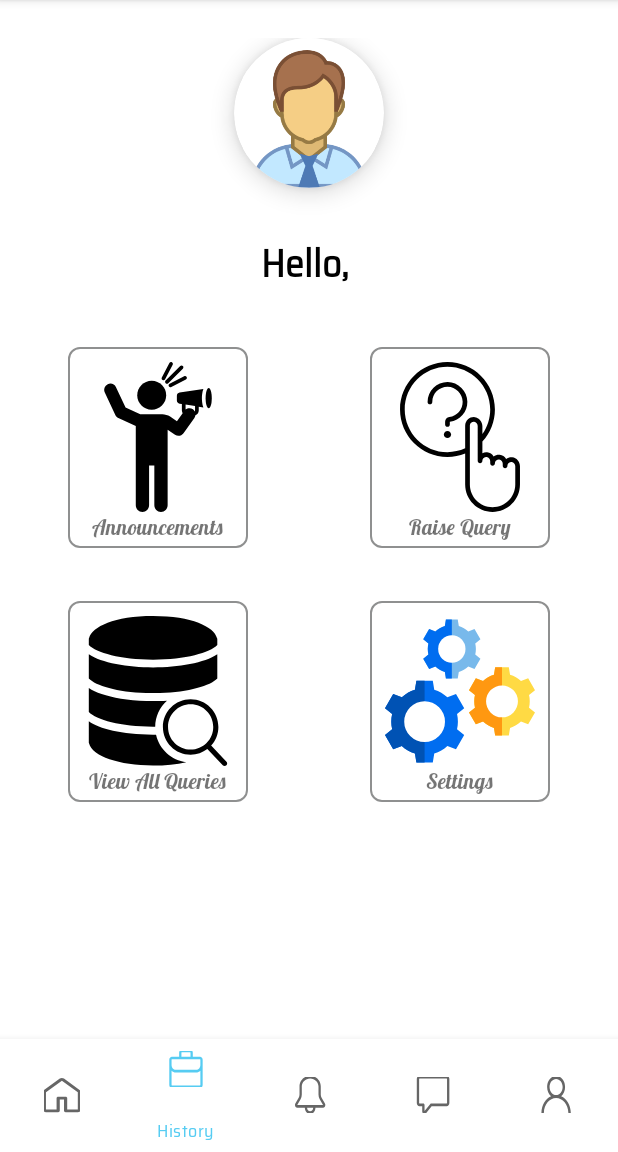
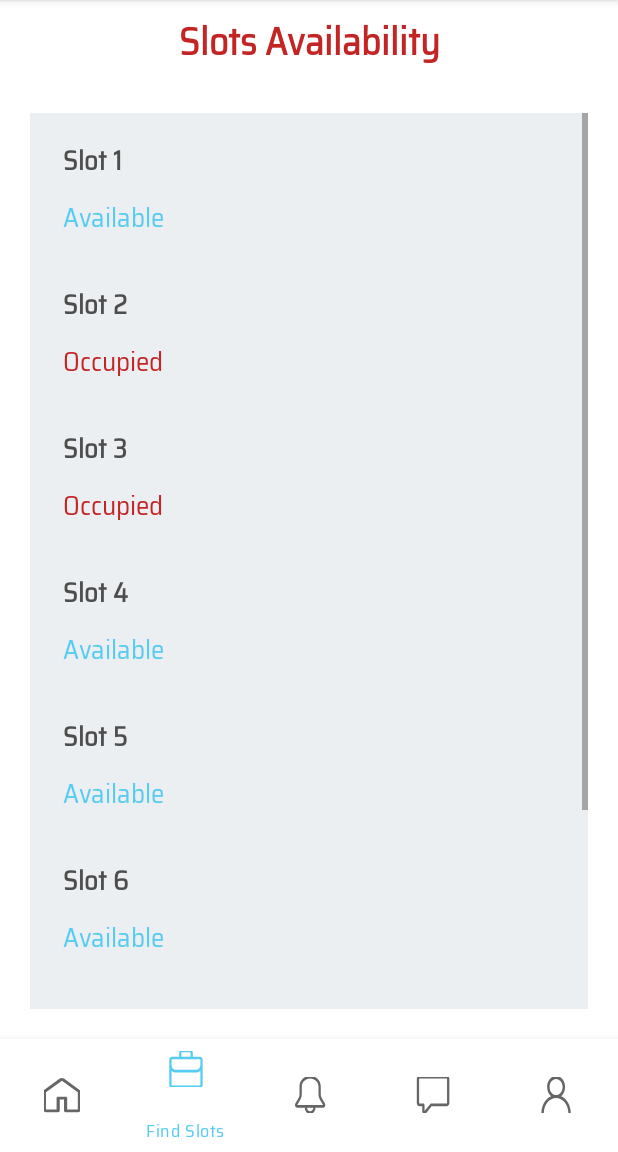
Before and after one commit to shivamsharma01/ParkMe, an Android app: the MainActivity screen opened directly, with no data from a screen before it, item 2 of the bottom bar chosen, on a phone screen of 412 x 824 dp, the part 84-1236 px from its top. Run offline under Robolectric (Android 15) with nearby library versions, the phone set to English and light mode, and no system bars; our stand-ins replace Volley; network calls fail.

Commit message:
Parking Slot Booking UI

```diff
--- /dev/null
+++ b/app/src/main/java/com/android/parkme/common/FindSlotsFragment.java
@@ -0,0 +1,155 @@
+package com.android.parkme.common;
+
+import android.app.AlertDialog;
+import android.content.Context;
+import android.content.DialogInterface;
+import android.os.Bundle;
+import android.view.LayoutInflater;
+import android.view.View;
+import android.view.ViewGroup;
+import android.widget.AdapterView;
+import android.widget.ArrayAdapter;
+import android.widget.ListView;
+import android.widget.TextView;
+import android.widget.Toast;
+
+import androidx.annotation.NonNull;
+import androidx.appcompat.app.AppCompatActivity;
+import androidx.core.content.ContextCompat;
+import androidx.fragment.app.Fragment;
+import androidx.recyclerview.widget.LinearLayoutManager;
+import androidx.recyclerview.widget.RecyclerView;
+
+import com.android.parkme.R;
+import java.util.ArrayList;
+import java.util.Arrays;
+import java.util.Collections;
+import java.util.Date;
+
+public class FindSlotsFragment extends Fragment {
+    private static final String TAG = "FindSlotsFragment";
+    RecyclerView recyclerView;
+    ArrayList<String> SlotsNumbers;
+    ArrayList<String> SlotsAvailability;
+
+    @Override
+    public void onCreate(Bundle savedInstanceState) {
+        super.onCreate(savedInstanceState);
+    }
+
+    @Override
+    public View onCreateView(LayoutInflater inflater, ViewGroup container, Bundle savedInstanceState) {
+        // Inflate the layout for this fragment
+        View view = inflater.inflate(R.layout.fragment_find_slots, container, false);
+        recyclerView = view.findViewById(R.id.recyclerView);
+
+        SlotsNumbers = new ArrayList<>();
+        Collections.addAll(SlotsNumbers, getResources().getStringArray(R.array.array_slots));
+
+        SlotsAvailability = new ArrayList<>();
+        Collections.addAll(SlotsAvailability, getResources().getStringArray(R.array.array_slots_availability));
+
+        RecyclerAdaptor recyclerAdaptor = new RecyclerAdaptor(getContext(), SlotsNumbers, SlotsAvailability, slotsOnClickListener);
+        LinearLayoutManager linearLayoutManager = new LinearLayoutManager(getContext());
+        recyclerView.setLayoutManager(linearLayoutManager);
+        recyclerView.setAdapter(recyclerAdaptor);
+
+        return view;
+    }
+    SlotsOnClickListener slotsOnClickListener = new SlotsOnClickListener() {
+        @Override
+        public void respond(int position, String slotsNumber, String slotsAvailability) {
+        }
+    };
+    public interface SlotsOnClickListener{
+        void respond(int position,String slotsNumber,String slotsAvailability);
+    }
+
+    public class RecyclerAdaptor extends RecyclerView.Adapter {
+        Context context;
+        ArrayList slotsNumbers, slotsAvailability;
+        private SlotsOnClickListener slotsOnClickListener;
+        public int posVal;
+
+        public RecyclerAdaptor(Context context, ArrayList slotsNumbers, ArrayList slotsAvailability, SlotsOnClickListener slotsOnClickListener){
+            this.context = context;
+            this.slotsNumbers = slotsNumbers;
+            this.slotsAvailability = slotsAvailability;
+            this.slotsOnClickListener = slotsOnClickListener;
+        }
+        @NonNull
+        @Override
+        public RecyclerView.ViewHolder onCreateViewHolder(@NonNull ViewGroup parent, int viewType) {
+            View view = LayoutInflater.from(parent.getContext()).inflate(R.layout.slots_details, parent, false);
+            RecyclerAdaptor.ViewHolderClass viewHolderClass = new RecyclerAdaptor.ViewHolderClass(view, slotsOnClickListener);
+            return viewHolderClass;
+        }
+
+        @Override
+        public void onBindViewHolder(@NonNull RecyclerView.ViewHolder holder, int position) {
+            posVal = position;
+            RecyclerAdaptor.ViewHolderClass viewHolderClass = (RecyclerAdaptor.ViewHolderClass) holder;
+            viewHolderClass.slotsNumbers.setText(slotsNumbers.get(position).toString());
+            viewHolderClass.slotsAvailability.setText(slotsAvailability.get(position).toString());
+            if(slotsAvailability.get(position).toString().equals("Occupied")){
+                viewHolderClass.slotsAvailability.setTextColor(ContextCompat.getColor(context, R.color.red));
+                viewHolderClass.slotsAvailability.setClickable(false);
+            }
+            else{
+                viewHolderClass.slotsAvailability.setTextColor(ContextCompat.getColor(context, R.color.blue));
+                viewHolderClass.slotsAvailability.setClickable(true);
+            }
+
+            viewHolderClass.slotsAvailability.setOnClickListener(new View.OnClickListener() {
+                @Override
+                public void onClick(View view) {
+                    AppCompatActivity activity = (AppCompatActivity) view.getContext();
+                    Toast.makeText(getActivity(), slotsNumbers.get(position).toString() + " clicked", Toast.LENGTH_SHORT).show();
+                    final String[] Options = {"Book", "Cancel"};
+                    AlertDialog.Builder builder;
+                    builder = new AlertDialog.Builder(getActivity());
+                    builder.setTitle("Continue with Booking " + slotsNumbers.get(position).toString());
+                    // add the buttons
+                    builder.setPositiveButton("Confirm Booking", new DialogInterface.OnClickListener() {
+                        @Override
+                        public void onClick(DialogInterface dialog, int which) {
+                            //DB update with slot number --> Occupied
+                            Toast.makeText(getActivity(), "Booked " + slotsNumbers.get(position).toString(), Toast.LENGTH_LONG).show();
+                        }
+                    });
+                    builder.setNegativeButton("Cancel", new DialogInterface.OnClickListener() {
+                        @Override
+                        public void onClick(DialogInterface dialog, int which) {
+                            //No DB update
+                            Toast.makeText(getActivity(), "Booking Canceled", Toast.LENGTH_LONG).show();
+                        }
+                    });
+
+                    AlertDialog dialog = builder.create();
+                    dialog.show();
+                }
+            });
+        }
+
+        @Override
+        public int getItemCount() {
+            return slotsNumbers.size();
+        }
+
+        public class ViewHolderClass extends RecyclerView.ViewHolder implements View.OnClickListener{
+            TextView slotsAvailability, slotsNumbers;
+            public ViewHolderClass(@NonNull View itemView, SlotsOnClickListener slotsOnClickListenerLocal) {
+                super(itemView);
+                slotsNumbers = itemView.findViewById(R.id.slotNumber);
+                slotsAvailability = itemView.findViewById(R.id.slotAvailability);
+                slotsOnClickListener = slotsOnClickListenerLocal;
+                slotsAvailability.setOnClickListener(this);
+            }
+
+            @Override
+            public void onClick(View v) {
+                slotsOnClickListener.respond(getAdapterPosition(), slotsNumbers.getText().toString(), slotsAvailability.getText().toString());
+            }
+        }
+    }
+}
--- a/app/src/main/java/com/android/parkme/main/MainActivity.java
+++ b/app/src/main/java/com/android/parkme/main/MainActivity.java
@@ -7,6 +7,7 @@ import androidx.appcompat.app.AppCompatActivity;
 import androidx.fragment.app.FragmentManager;
 
 import com.android.parkme.R;
+import com.android.parkme.common.FindSlotsFragment;
 import com.android.parkme.common.PersonalDetailsFragment;
 import com.android.parkme.query.view.ViewQueriesFragment;
 import com.android.parkme.utils.Functions;
@@ -35,6 +36,9 @@ public class MainActivity extends AppCompatActivity {
                 case R.id.announcement:
                     Functions.setCurrentFragment(this, new ViewQueriesFragment());
                     break;
+                case R.id.findSlots:
+                    Functions.setCurrentFragment(this, new FindSlotsFragment());
+                    break;
             }
             return true;
         });
--- /dev/null
+++ b/app/src/main/res/layout/fragment_find_slots.xml
@@ -0,0 +1,35 @@
+<?xml version="1.0" encoding="utf-8"?>
+<LinearLayout xmlns:android="http://schemas.android.com/apk/res/android"
+    xmlns:app="http://schemas.android.com/apk/res-auto"
+    xmlns:tools="http://schemas.android.com/tools"
+    android:layout_width="match_parent"
+    android:layout_height="match_parent"
+    tools:context=".FindSlotsFragment"
+    android:orientation="vertical"
+    android:id="@+id/FirstFragment">
+
+    <TextView
+        android:id="@+id/textView"
+        android:layout_width="match_parent"
+        android:layout_height="55dp"
+        android:gravity="center_horizontal|center_vertical"
+        android:text="Slots Availability"
+        android:textAlignment="center"
+        android:textColor="@color/red"
+        android:textSize="25sp"
+        android:textStyle="bold"
+        app:layout_constraintEnd_toEndOf="parent"
+        app:layout_constraintStart_toStartOf="parent"
+        app:layout_constraintTop_toTopOf="@+id/recyclerView" />
+
+    <androidx.recyclerview.widget.RecyclerView
+        android:id="@+id/recyclerView"
+        android:layout_width="match_parent"
+        android:layout_height="match_parent"
+        android:scrollbars="vertical"
+        android:layout_margin="20dp"
+        app:layout_constraintBottom_toBottomOf="parent"
+        app:layout_constraintEnd_toEndOf="parent"
+        app:layout_constraintStart_toStartOf="@id/textView"
+        app:layout_constraintTop_toTopOf="parent" />
+</LinearLayout>
--- /dev/null
+++ b/app/src/main/res/layout/slots_details.xml
@@ -0,0 +1,32 @@
+<?xml version="1.0" encoding="utf-8"?>
+
+<LinearLayout
+    xmlns:android="http://schemas.android.com/apk/res/android"
+    android:layout_width="match_parent"
+    android:layout_height="wrap_content"
+    android:padding="10dp"
+    android:orientation="vertical"
+    android:background="#ECEFF1">
+    <TextView xmlns:android="http://schemas.android.com/apk/res/android"
+        android:id="@+id/slotNumber"
+        android:layout_width="wrap_content"
+        android:layout_height="wrap_content"
+        android:text="Large Text"
+        android:textStyle="bold"
+        android:textAppearance="?android:attr/textAppearanceMedium"
+        android:layout_marginLeft="10dp"
+        android:layout_marginTop="5dp"
+        android:padding="2dp"
+        android:textColor="#4d4d4d"/>
+    <TextView xmlns:android="http://schemas.android.com/apk/res/android"
+        android:id="@+id/slotAvailability"
+        android:layout_width="wrap_content"
+        android:layout_height="wrap_content"
+        android:text="Small Text"
+        android:textAppearance="?android:attr/textAppearanceMedium"
+        android:layout_marginLeft="10dp"
+        android:layout_marginTop="5dp"
+        android:padding="2dp"
+        android:textColor="#4d4d4d"/>
+
+</LinearLayout>
--- a/app/src/main/res/menu/bottom_nav_menu.xml
+++ b/app/src/main/res/menu/bottom_nav_menu.xml
@@ -5,9 +5,9 @@
         android:icon="@drawable/ic_home_foreground"
         android:title="Home" />
     <item
-        android:id="@+id/history"
+        android:id="@+id/findSlots"
         android:icon="@drawable/ic_history_foreground"
-        android:title="History" />
+        android:title="Find Slots" />
     <item
         android:id="@+id/query"
         android:icon="@drawable/ic_query_foreground"
--- a/app/src/main/res/values/strings.xml
+++ b/app/src/main/res/values/strings.xml
@@ -75,4 +75,29 @@
     <string name="login_using_phone">Login using Phone</string>
     <string name="enter_phone_number">Enter phone number</string>
     <string name="gen_error">An error Occurred</string>
+
+    <!-- String for Slots List -->
+    <string-array name="array_slots">
+        <item>Slot 1</item>
+        <item>Slot 2</item>
+        <item>Slot 3</item>
+        <item>Slot 4</item>
+        <item>Slot 5</item>
+        <item>Slot 6</item>
+        <item>Slot 7</item>
+        <item>Slot 8</item>
+    </string-array>
+
+    <!-- String for Slots Availability -->
+    <string-array name="array_slots_availability">
+        <item>Available</item>
+        <item>Occupied</item>
+        <item>Occupied</item>
+        <item>Available</item>
+        <item>Available</item>
+        <item>Available</item>
+        <item>Available</item>
+        <item>Occupied</item>
+    </string-array>
+
 </resources>
```
